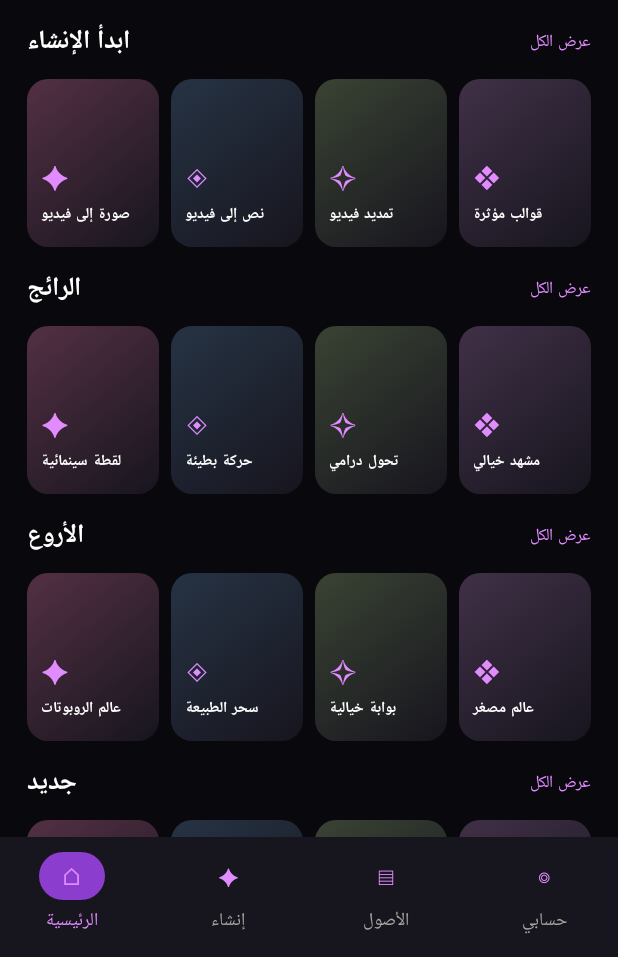
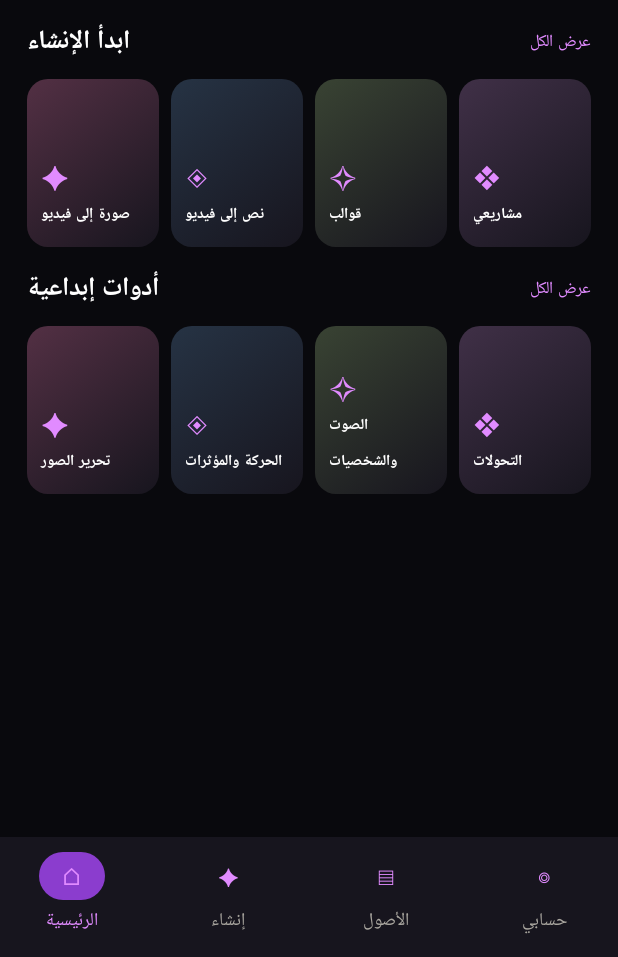
Before and after one commit to walidaldib2/WaleedAldib, an Android app built with Jetpack Compose: the screen it shows after launch (MainActivity), on a phone screen of 412 x 824 dp, the part 279-1236 px from its top. Run offline under Robolectric (Android 15) with nearby library versions, the phone set to English and light mode, and no system bars.

Commit message:
Simplify home screen into two clear sections

```diff
--- a/app/src/main/java/com/walidaldib/cinematic/MainActivity.kt
+++ b/app/src/main/java/com/walidaldib/cinematic/MainActivity.kt
@@ -148,18 +148,19 @@ private fun Studio(context: Context) {
                             Text("⚡ محلي", color = gold, fontWeight = FontWeight.Bold)
                         }
                     }
-                    item { HomeSection("ابدأ الإنشاء", listOf("صورة إلى فيديو", "نص إلى فيديو", "تمديد فيديو", "قوالب مؤثرة")) { label ->
+                    item { HomeSection("ابدأ الإنشاء", listOf("صورة إلى فيديو", "نص إلى فيديو", "قوالب", "مشاريعي")) { label ->
+                        when (label) {
+                            "صورة إلى فيديو" -> { activeTool = label; page = "إنشاء"; picker.launch(PickVisualMediaRequest(ActivityResultContracts.PickVisualMedia.ImageOnly)) }
+                            "نص إلى فيديو" -> { activeTool = label; page = "إنشاء"; notice = "توليد الفيديو من النص يحتاج ربط محرك ذكاء اصطناعي." }
+                            "قوالب" -> { activeTool = "قوالب"; page = "إنشاء"; createMode = "قوالب"; notice = "القوالب الجاهزة ستظهر هنا عند إضافة محتواها." }
+                            else -> page = "مشاريعي"
+                        }
+                    } }
+                    item { HomeSection("أدوات إبداعية", listOf("تحرير الصور", "الحركة والمؤثرات", "الصوت والشخصيات", "التحولات")) { label ->
                         activeTool = label
                         page = "إنشاء"
-                        if (label != "صورة إلى فيديو") notice = "الأداة دي ضمن الواجهة، ومحرك التوليد الخاص بها لم يتم ربطه بعد."
+                        notice = "الأداة دي تحتاج محركها المتخصص قبل تفعيلها."
                     } }
-                    item { HomeSection("الرائج", listOf("لقطة سينمائية", "حركة بطيئة", "تحول درامي", "مشهد خيالي")) { label -> prompt = "أنشئ مشهدًا سينمائيًا بأسلوب ${label}، حركة طبيعية وإضاءة احترافية"; activeTool = "صورة إلى فيديو"; page = "إنشاء" } }
-                    item { HomeSection("الأروع", listOf("عالم الروبوتات", "سحر الطبيعة", "بوابة خيالية", "عالم مصغر")) { label -> prompt = "اصنع مشهدًا إبداعيًا بعنوان ${label}"; activeTool = "صورة إلى فيديو"; page = "إنشاء" } }
-                    item { HomeSection("جديد", listOf("إضاءة سينمائية", "عالم مصغر", "ستايل أنمي", "بورتريه فني")) { label -> prompt = "حوّل الصورة إلى ${label} بتفاصيل عالية"; activeTool = "صورة إلى فيديو"; page = "إنشاء" } }
-                    item { HomeSection("تحويل الصور", listOf("تغيير الستايل", "تغيير الخلفية", "ترميم الصورة", "تحسين الجودة")) { label -> notice = "${label} يحتاج محرك معالجة صور قبل تفعيله."; page = "إنشاء"; createMode = "صورة" } }
-                    item { HomeSection("تفاعل", listOf("لقاء عاطفي", "تحريك الوجه", "رقصة بالذكاء", "شخصيات تتحدث")) { label -> notice = "${label} يحتاج محرك ذكاء اصطناعي متخصصًا قبل تفعيله."; page = "إنشاء" } }
-                    item { HomeSection("Morph", listOf("تحول الشخصية", "تحول الملابس", "تحول المكان", "تحول فني")) { label -> notice = "تأثير ${label} يحتاج محرك توليد صور وفيديو قبل تفعيله."; page = "إنشاء" } }
-                    item { HomeSection("الصوت والشخصيات", listOf("تحريك الشفاه", "مزامنة الصوت", "مؤثرات صوتية", "شخصية ثابتة")) { label -> notice = "${label} يحتاج محرك ذكاء اصطناعي متخصصًا قبل تفعيله."; page = "إنشاء" } }
                 } else if (page == "حسابي") {
                     item { Text("حسابي", color = Color.White, fontSize = 20.sp, fontWeight = FontWeight.Bold) }
                     item { Note("وليد الديب", "استوديو صناعة الفيديو والصور على هذا الهاتف.") }
```
